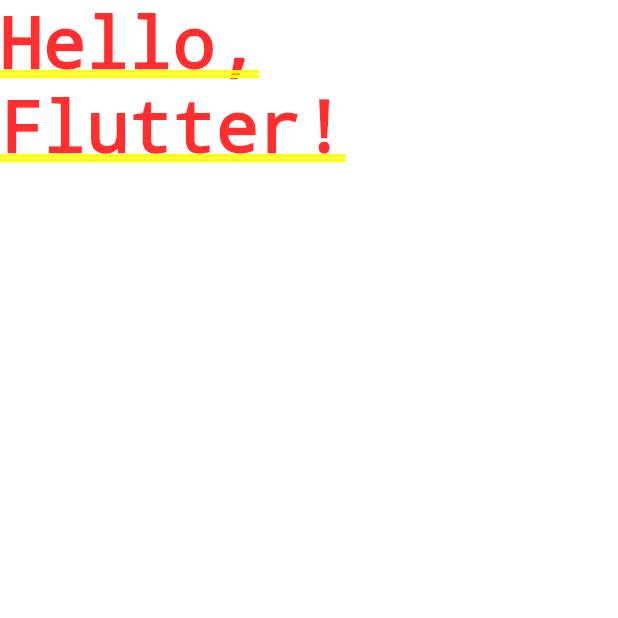
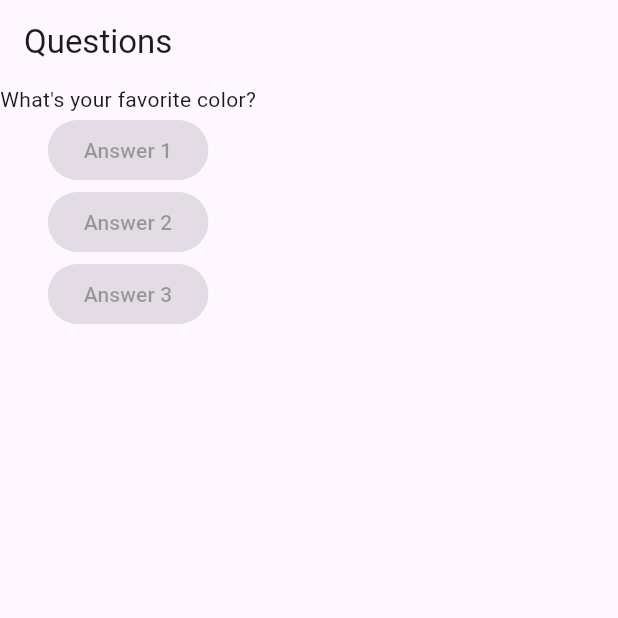
Before and after one commit to aureliojoseph/questions_app, a Flutter app: the screen it shows after launch, on a phone screen of 412 x 824 dp, the top half of it. Run offline on Flutter 3.47's test engine with Material 3 defaults, Android fonts, the phone set to English and light mode, and no system bars.

Commit message:
Add questions and buttons to main app interface

```diff
--- a/lib/main.dart
+++ b/lib/main.dart
@@ -9,6 +9,23 @@
 
   @override
   Widget build(BuildContext context) {
-    return MaterialApp(home: Text('Hello, Flutter!'));
+    final questions = [
+      'What\'s your favorite color?',
+      'What\'s your favorite animal?',
+    ];
+
+    return MaterialApp(
+      home: Scaffold(
+        appBar: AppBar(title: Text('Questions')),
+        body: Column(
+          children: <Widget>[
+            Text(questions[0]),
+            ElevatedButton(onPressed: null, child: Text('Answer 1')),
+            ElevatedButton(onPressed: null, child: Text('Answer 2')),
+            ElevatedButton(onPressed: null, child: Text('Answer 3')),
+          ],
+        ),
+      ),
+    );
   }
 }
```
